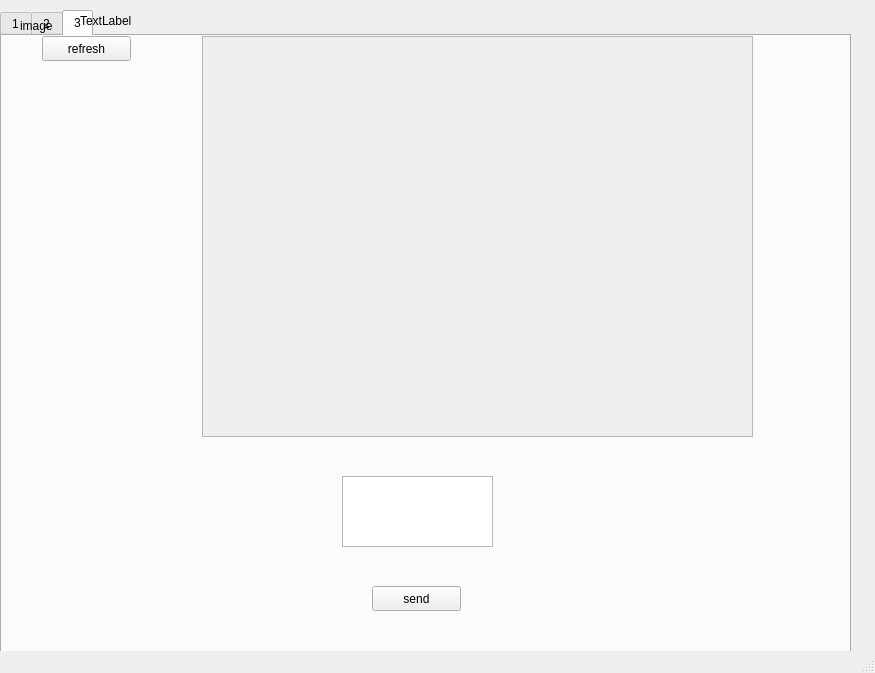
Before: the Qt Designer form src/mainwindow.ui in ciyaca/client, drawn with Qt 5.
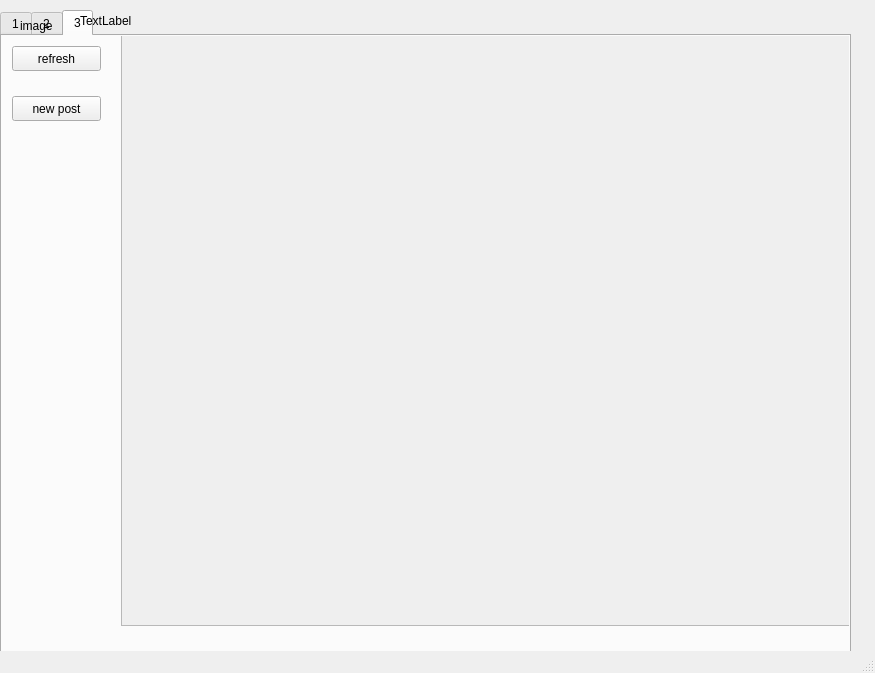
After: the same form once the commit is applied. The open tabs and pages were chosen to show the change. Icons and pictures are not drawn.

```diff
--- a/src/mainwindow.ui
+++ b/src/mainwindow.ui
@@ -245,78 +245,58 @@
      <widget class="QWidget" name="widget" native="true">
       <property name="geometry">
        <rect>
-        <x>40</x>
+        <x>0</x>
         <y>0</y>
-        <width>711</width>
-        <height>401</height>
+        <width>120</width>
+        <height>251</height>
        </rect>
       </property>
-      <widget class="QScrollArea" name="post_view_scroll_area">
+      <widget class="QPushButton" name="bbs_refresh_btn">
        <property name="geometry">
         <rect>
-         <x>160</x>
-         <y>0</y>
-         <width>551</width>
-         <height>401</height>
-        </rect>
-       </property>
-       <property name="widgetResizable">
-        <bool>true</bool>
-       </property>
-       <widget class="QWidget" name="scrollAreaWidgetContents">
-        <property name="geometry">
-         <rect>
-          <x>0</x>
-          <y>0</y>
-          <width>549</width>
-          <height>399</height>
-         </rect>
-        </property>
-       </widget>
-      </widget>
-      <widget class="QPushButton" name="bbs_post_refresh_btn">
-       <property name="geometry">
-        <rect>
-         <x>0</x>
-         <y>0</y>
-         <width>89</width>
-         <height>25</height>
-        </rect>
-       </property>
-       <property name="text">
-        <string>refresh</string>
-       </property>
-      </widget>
-     </widget>
-     <widget class="QWidget" name="widget_2" native="true">
-      <property name="geometry">
-       <rect>
-        <x>280</x>
-        <y>430</y>
-        <width>281</width>
-        <height>161</height>
-       </rect>
-      </property>
-      <widget class="QPushButton" name="bbs_send_btn">
-       <property name="geometry">
-        <rect>
-         <x>90</x>
-         <y>120</y>
-         <width>89</width>
-         <height>25</height>
-        </rect>
-       </property>
-       <property name="text">
-        <string>send</string>
-       </property>
-      </widget>
-      <widget class="QTextEdit" name="textEdit">
-       <property name="geometry">
-        <rect>
-         <x>60</x>
+         <x>10</x>
          <y>10</y>
-         <width>151</width>
-         <height>71</height>
+         <width>89</width>
+         <height>25</height>
+        </rect>
+       </property>
+       <property name="text">
+        <string>refresh</string>
+       </property>
+      </widget>
+      <widget class="QPushButton" name="bbs_new_post_btn">
+       <property name="geometry">
+        <rect>
+         <x>10</x>
+         <y>60</y>
+         <width>89</width>
+         <height>25</height>
+        </rect>
+       </property>
+       <property name="text">
+        <string>new post</string>
+       </property>
+      </widget>
+     </widget>
+     <widget class="QScrollArea" name="scrollArea">
+      <property name="geometry">
+       <rect>
+        <x>119</x>
+        <y>-1</y>
+        <width>751</width>
+        <height>591</height>
+       </rect>
+      </property>
+      <property name="widgetResizable">
+       <bool>true</bool>
+      </property>
+      <widget class="QWidget" name="scrollAreaWidgetContents">
+       <property name="geometry">
+        <rect>
+         <x>0</x>
+         <y>0</y>
+         <width>749</width>
+         <height>589</height>
         </rect>
        </property>
       </widget>
```
Left out of the diff: 4 changed lines with no effect on the pictures.
